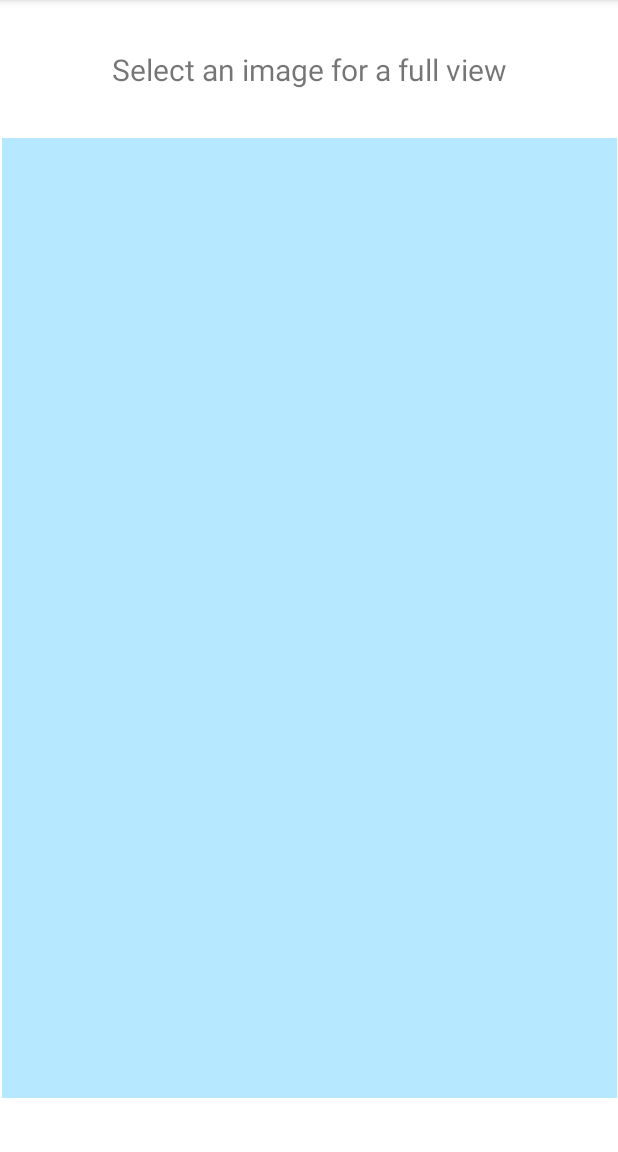
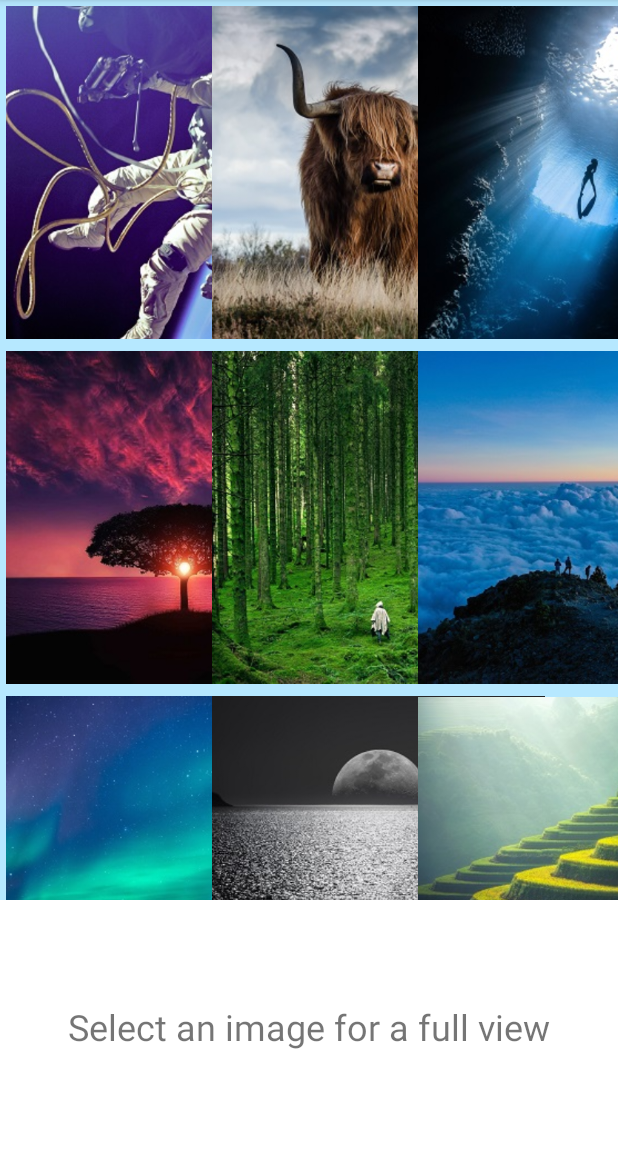
Before and after one commit to stephull/CIS3515-lab4, an Android app: the screen it shows after launch (SelectionActivity), on a phone screen of 412 x 824 dp, the part 84-1236 px from its top. Run offline under Robolectric (Android 15) with nearby library versions, the phone set to English and light mode, and no system bars.

Commit message:
add layout params, adapter onclick listener, and intent

```diff
--- a/app/src/main/java/edu/temple/selectionactivity/SelectionActivity.kt
+++ b/app/src/main/java/edu/temple/selectionactivity/SelectionActivity.kt
@@ -1,37 +1,42 @@
 package edu.temple.selectionactivity
 
+import android.content.Intent
 import androidx.appcompat.app.AppCompatActivity
 import android.os.Bundle
+import android.util.Log
 import android.view.*
 import android.widget.*
+import androidx.activity.result.contract.ActivityResultContracts
 import androidx.recyclerview.widget.*
 
 class SelectionActivity : AppCompatActivity() {
-
     override fun onCreate(savedInstanceState: Bundle?) {
         super.onCreate(savedInstanceState)
         setContentView(R.layout.activity_selection)
 
-        // call variables for selecting image + text
-        val selectedImage : ImageView = findViewById(R.id.displayImage)
-        val selectedText : TextView = findViewById(R.id.displayText)
+        // declare image list and recyclerview
+        val imageList = getImageList()
+        val recyclerView : RecyclerView = findViewById(R.id.recyclerView)
 
-        // object class declaration
-        val imageList = getImageList()
+        // declare layout manager for recyclerview
+        recyclerView.layoutManager = GridLayoutManager(this@SelectionActivity, 3)
 
-        // recycler view properties
-        val recyclerView : RecyclerView = findViewById(R.id.recyclerView)
-        recyclerView.layoutManager = GridLayoutManager(this@SelectionActivity, 2)
+        // adapter for image list
+        val adapter = SelectionAdapter(this@SelectionActivity, imageList)
+        recyclerView.adapter = adapter
 
-        // create new on-click event listener for recycler view
-        val myOnClickListener = View.OnClickListener {
-            val pos = recyclerView.getChildAdapterPosition(it)
-            selectedImage.setImageResource(imageList[pos].imageSrc)
-            selectedText.text = imageList[pos].imageDesc
-        }
+        // intent for second activity (display)
+        val newIntent = Intent(this, DisplayActivity::class.java)
 
-        // finally, create the adapter for the recycler view
-        recyclerView.adapter = SelectionAdapter(this@SelectionActivity, imageList, myOnClickListener)
+        // assemble on-click listener using intent for any picture selected
+        adapter.setOnItemClickListener(object : SelectionAdapter.OnItemClickListener {
+            override fun onItemClick(pos: Int) {
+                val item = imageList[pos]
+                newIntent.putExtra("image_text", item.imageDesc)
+                newIntent.putExtra("image_source", item.imageSrc)
+                startActivity(newIntent)
+            }
+        })
     }
 
     // declare all image sources and text
--- a/app/src/main/java/edu/temple/selectionactivity/SelectionAdapter.kt
+++ b/app/src/main/java/edu/temple/selectionactivity/SelectionAdapter.kt
@@ -9,6 +9,9 @@ class SelectionAdapter (_context : Context, _imageList : ArrayList<MyPicture>) :
     // declare variables
     private val context = _context
     private val imageList = _imageList
+
+    // dimensions for layout parameters, display
+    private val wh = 345
 
     interface OnItemClickListener {
         fun onItemClick(pos : Int)
@@ -30,6 +33,9 @@ class SelectionAdapter (_context : Context, _imageList : ArrayList<MyPicture>) :
     // create view holder
     override fun onCreateViewHolder(parent: ViewGroup, viewType: Int): MyViewHolder {
         val holderItem = LayoutInflater.from(parent.context).inflate(R.layout.recyclerview, parent, false)
+        holderItem.apply {
+            layoutParams = ViewGroup.LayoutParams(wh, wh)
+        }
         return MyViewHolder(holderItem, myListener)
     }
 
--- a/app/src/main/res/layout/activity_display.xml
+++ b/app/src/main/res/layout/activity_display.xml
@@ -9,8 +9,8 @@
 
     <ImageView
         android:id="@+id/displayImage"
-        android:layout_width="320dp"
-        android:layout_height="320dp"
+        android:layout_width="360dp"
+        android:layout_height="360dp"
         android:layout_marginTop="128dp"
         app:layout_constraintEnd_toEndOf="parent"
         app:layout_constraintHorizontal_bias="0.495"
--- a/app/src/main/res/layout/activity_selection.xml
+++ b/app/src/main/res/layout/activity_selection.xml
@@ -10,20 +10,22 @@
         android:id="@+id/instructText"
         android:layout_width="wrap_content"
         android:layout_height="wrap_content"
+        android:padding="0sp"
+        android:paddingBottom="0sp"
         android:text="@string/app_instruct"
-        android:textSize="20sp"
-        app:layout_constraintBottom_toTopOf="@+id/recyclerView"
+        android:textSize="24sp"
+        app:layout_constraintBottom_toBottomOf="parent"
         app:layout_constraintEnd_toEndOf="parent"
         app:layout_constraintStart_toStartOf="parent"
-        app:layout_constraintTop_toTopOf="parent" />
+        app:layout_constraintTop_toBottomOf="@+id/recyclerView" />
 
     <androidx.recyclerview.widget.RecyclerView
         android:id="@+id/recyclerView"
-        android:layout_width="410dp"
-        android:layout_height="640dp"
-        android:layout_marginStart="1dp"
-        android:layout_marginTop="92dp"
+        android:layout_width="412dp"
+        android:layout_height="600dp"
         android:background="#7C69D0FF"
+        app:layout_constraintEnd_toStartOf="@+id/instructText"
+        app:layout_constraintHorizontal_bias="0.0"
         app:layout_constraintStart_toStartOf="parent"
         app:layout_constraintTop_toTopOf="parent" />
 
--- a/app/src/main/res/layout/recyclerview.xml
+++ b/app/src/main/res/layout/recyclerview.xml
@@ -1,18 +1,21 @@
 <?xml version="1.0" encoding="utf-8"?>
-<androidx.constraintlayout.widget.ConstraintLayout xmlns:android="http://schemas.android.com/apk/res/android"
+<androidx.gridlayout.widget.GridLayout xmlns:android="http://schemas.android.com/apk/res/android"
     xmlns:app="http://schemas.android.com/apk/res-auto"
     xmlns:tools="http://schemas.android.com/tools"
     android:layout_width="match_parent"
-    android:layout_height="match_parent">
+    android:layout_height="match_parent" >
 
     <ImageView
         android:id="@+id/recyclerViewImage"
-        android:layout_width="150dp"
-        android:layout_height="150dp"
-        android:layout_marginStart="16dp"
-        android:layout_marginTop="16dp"
+        android:layout_width="wrap_content"
+        android:layout_height="wrap_content"
+        android:padding="4dp"
+        app:layout_column="0"
+        app:layout_constraintBottom_toBottomOf="parent"
+        app:layout_constraintEnd_toEndOf="parent"
         app:layout_constraintStart_toStartOf="parent"
         app:layout_constraintTop_toTopOf="parent"
-        tools:srcCompat="@tools:sample/avatars" />
+        app:layout_row="0"
+        tools:srcCompat="@drawable/ic_launcher_background" />
 
-</androidx.constraintlayout.widget.ConstraintLayout>
+</androidx.gridlayout.widget.GridLayout>
```
